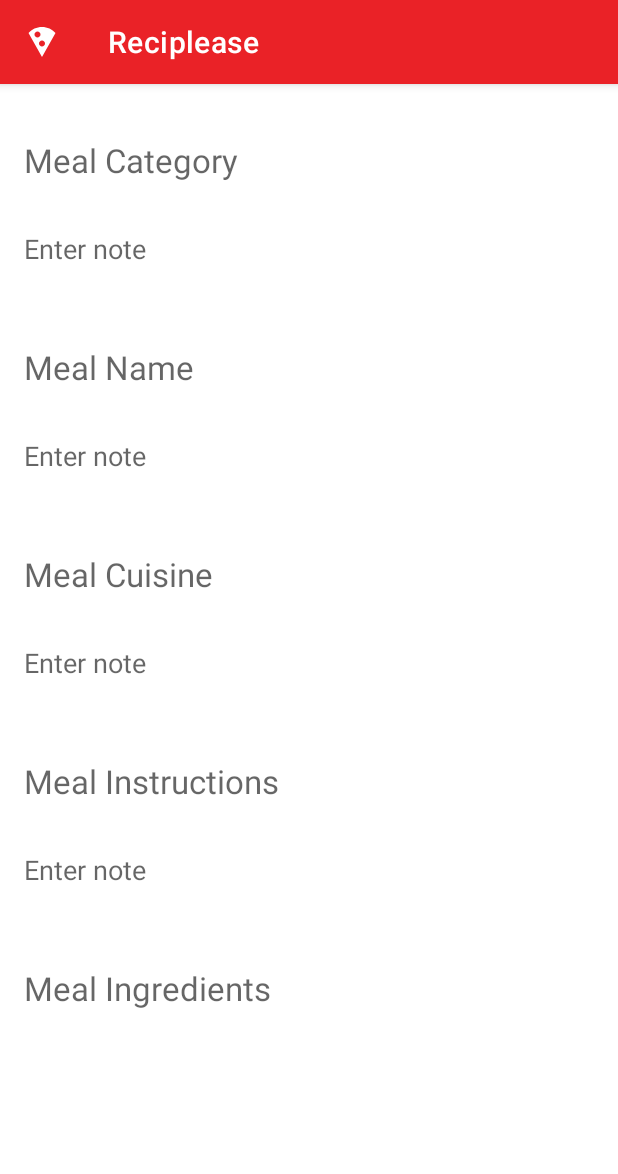
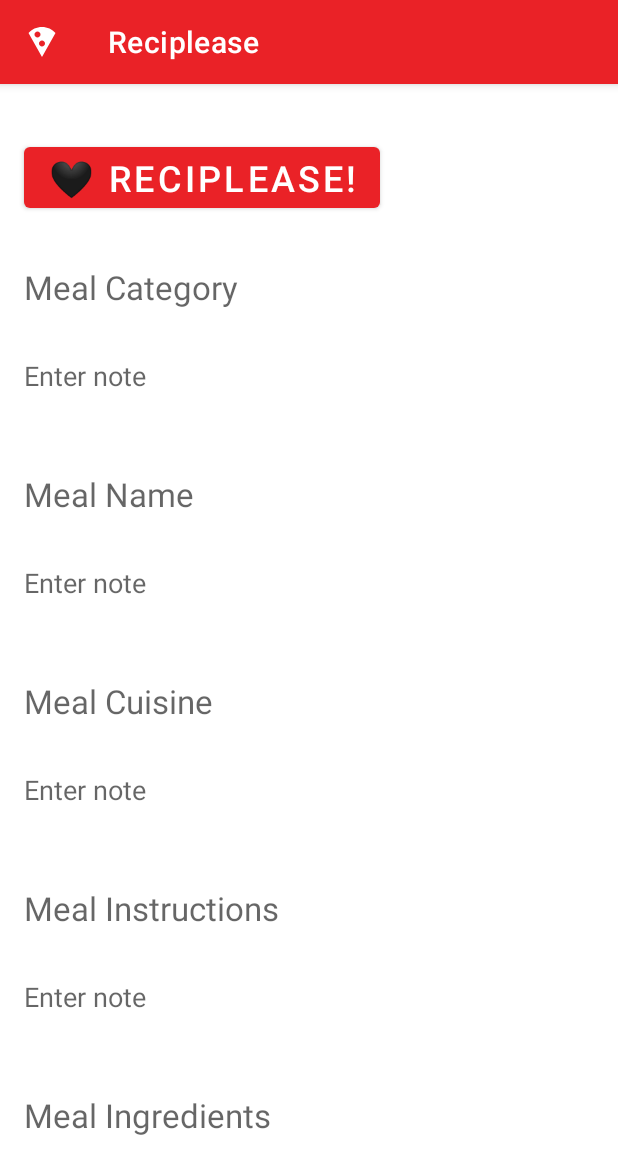
Before and after one commit to Mangoshi/Reciplease, an Android app: the fragment EditorFragment placed in its activity, on a phone screen of 412 x 824 dp. Shown: the top 1174 px of the screen. Run offline under Robolectric (Android 15) with nearby library versions, the phone set to English and light mode, and no system bars; our stand-ins replace Room's generated code; pictures from the network do not load; 27 statements that could not run were skipped.

Commit message:
Implemented 'heart' functionality using SQLite Room database - Can now add & remove meals from the local DB using a button on EditorFragment - Also added some comments, and updated some others

```diff
--- a/app/src/main/java/com/example/reciplease_ca/EditorViewModel.kt
+++ b/app/src/main/java/com/example/reciplease_ca/EditorViewModel.kt
@@ -1,13 +1,71 @@
 package com.example.reciplease_ca
 
+import android.app.Application
+import android.util.Log
+import androidx.lifecycle.AndroidViewModel
 import androidx.lifecycle.LiveData
 import androidx.lifecycle.MutableLiveData
-import androidx.lifecycle.ViewModel
+import androidx.lifecycle.viewModelScope
+import com.example.reciplease_ca.data.AppDatabase
+import com.example.reciplease_ca.data.MealEntity
 import com.example.reciplease_ca.models.Meal
+import kotlinx.coroutines.Dispatchers
+import kotlinx.coroutines.launch
+import kotlinx.coroutines.withContext
 
 // EditorViewModel contains all variables & functions needed on the editor fragment
-class EditorViewModel : ViewModel() {
+class EditorViewModel (app: Application) : AndroidViewModel(app) {
+
+    // Initialising database variable using an instance of the global application state
+    private val database = AppDatabase.getInstance(app)
+
+    // Initialising MutableLiveData variables used for monitoring the state of hearts
+    private val _currentHeart: MutableLiveData<MealEntity?> = MutableLiveData()
+    val currentHeart : MutableLiveData<MealEntity?>
+        get() = _currentHeart
+
+    // MutableLiveData used to monitor the state of meal details
     private val _meals: MutableLiveData<List<Meal>> = MutableLiveData()
     val meals: LiveData<List<Meal>>
         get() = _meals
+
+    // Function used to save meal to heart list
+    fun saveHeart(mealEntity: MealEntity) {
+        // Launching coroutine scope
+        viewModelScope.launch {
+            withContext(Dispatchers.IO){
+                // Executing insertMeal from mealDao
+                database?.mealDao()?.insertMeal(mealEntity)
+                // Logging to logcat
+                Log.i("Heart", "Saved Heart!")
+            }
+        }
+    }
+
+    // Function used to remove meal from heart list
+    fun removeHeart(mealId: Int) {
+        viewModelScope.launch {
+            withContext(Dispatchers.IO){
+                // Executing removeMeal from mealDao
+                database?.mealDao()?.removeMeal(mealId)
+                // Posting value to _currentHeart so I can access the value outside of this scope
+                currentHeart.postValue(null)
+                Log.i("Heart", "Removed Heart!")
+            }
+        }
+    }
+
+    // Function used to retrieve meal from heart list
+    fun getHeart(mealId: Int) {
+        viewModelScope.launch {
+            withContext(Dispatchers.IO) {
+                // Executing getMealById from mealDao
+                val heart = database?.mealDao()?.getMealById(mealId)
+                heart?.let {
+                    currentHeart.postValue(it)
+                    Log.i("Heart", "Got heart:" + it.text)
+                }
+            }
+        }
+    }
 }
--- a/app/src/main/java/com/example/reciplease_ca/data/MealDao.kt
+++ b/app/src/main/java/com/example/reciplease_ca/data/MealDao.kt
@@ -6,6 +6,8 @@ import androidx.room.Insert
 import androidx.room.OnConflictStrategy
 import androidx.room.Query
 
+// Data Access Object: used when modifying / reading from our SQLite DB
+// This DAO is being used to store meals the user "hearts"
 @Dao
 interface MealDao {
 
@@ -14,19 +16,21 @@ interface MealDao {
     @Insert(onConflict = OnConflictStrategy.REPLACE)
     fun insertMeal(meal: MealEntity)
 
-    // Inserting a bunch of meals, but if they already exist in the database, throw away the new ones
+    // Insert a bunch of meals, but if they already exist in the database, skip the new ones
     @Insert(onConflict = OnConflictStrategy.IGNORE)
     fun insertAll(meal: List<MealEntity>)
 
-    // Can use this to observe database table and use reactive programming so I can update the UI automatically as it changes
+    // Select all meals from DB
+    // Could use this to view heart list
     @Query("SELECT * FROM meals ORDER BY text ASC")
     fun getAll(): LiveData<List<MealEntity>>
 
-    // Single select using ID parameter
+    // Select a meal (by ID)
     @Query("SELECT * FROM meals WHERE id = :id")
     fun getMealById(id: Int): MealEntity?
 
-    @Query("SELECT COUNT(*) FROM meals")
-    fun getCount(): Int
+    // Delete a meal (by ID)
+    @Query("DELETE FROM meals WHERE id = :id")
+    fun removeMeal(id: Int)
 
 }
--- a/app/src/main/res/layout/editor_fragment.xml
+++ b/app/src/main/res/layout/editor_fragment.xml
@@ -20,6 +20,26 @@
         <Space
             android:layout_width="match_parent"
             android:layout_height="20dp"/>
+        <!--
+        <TextView
+            android:id="@+id/mealHeart"
+            android:layout_width="wrap_content"
+            android:layout_height="wrap_content"
+            android:layout_marginStart="16dp"
+            android:layout_marginEnd="16dp"
+            android:hint="@string/addHeart"
+            android:textAppearance="@style/TextAppearance.AppCompat.Medium"
+            tools:ignore="Autofill"
+            tools:text="Add Heart" />
+        -->
+        <Button
+            android:id="@+id/heartButton"
+            android:layout_width="wrap_content"
+            android:layout_height="wrap_content"
+            android:layout_margin="16dp"
+            android:text="@string/heartBlack"
+            android:textSize="24sp"
+            />
         <TextView
             android:id="@+id/mealCategoryHeading"
             android:layout_width="match_parent"
--- a/app/src/main/res/values/strings.xml
+++ b/app/src/main/res/values/strings.xml
@@ -9,4 +9,8 @@
     <string name="Name">Meal Name</string>
     <string name="Area">Meal Cuisine</string>
     <string name="Ingredients">Meal Ingredients</string>
+    <string name="heartBlack">🖤 Reciplease!</string>
+    <string name="heartWhite">🤍 Remove</string>
+    <string name="removeHeart">Remove Heart</string>
+    <string name="addHeart">Add Heart</string>
 </resources>
```
Also changed, not shown: app/src/main/java/com/example/reciplease_ca/EditorFragment.kt (+83 -4 lines), app/src/main/java/com/example/reciplease_ca/MealsFragment.kt (+6 -9 lines), app/src/main/java/com/example/reciplease_ca/data/SampleDataProvider.kt (+6 -9 lines).
